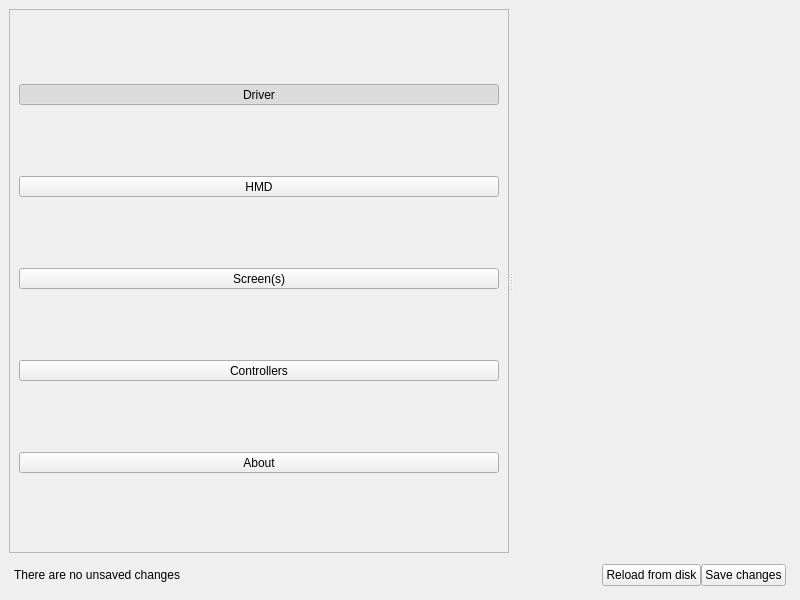
Above: mainwindow.ui from JX5S/HadesVR_GUI_Tool before the change. Below: the same form after it.
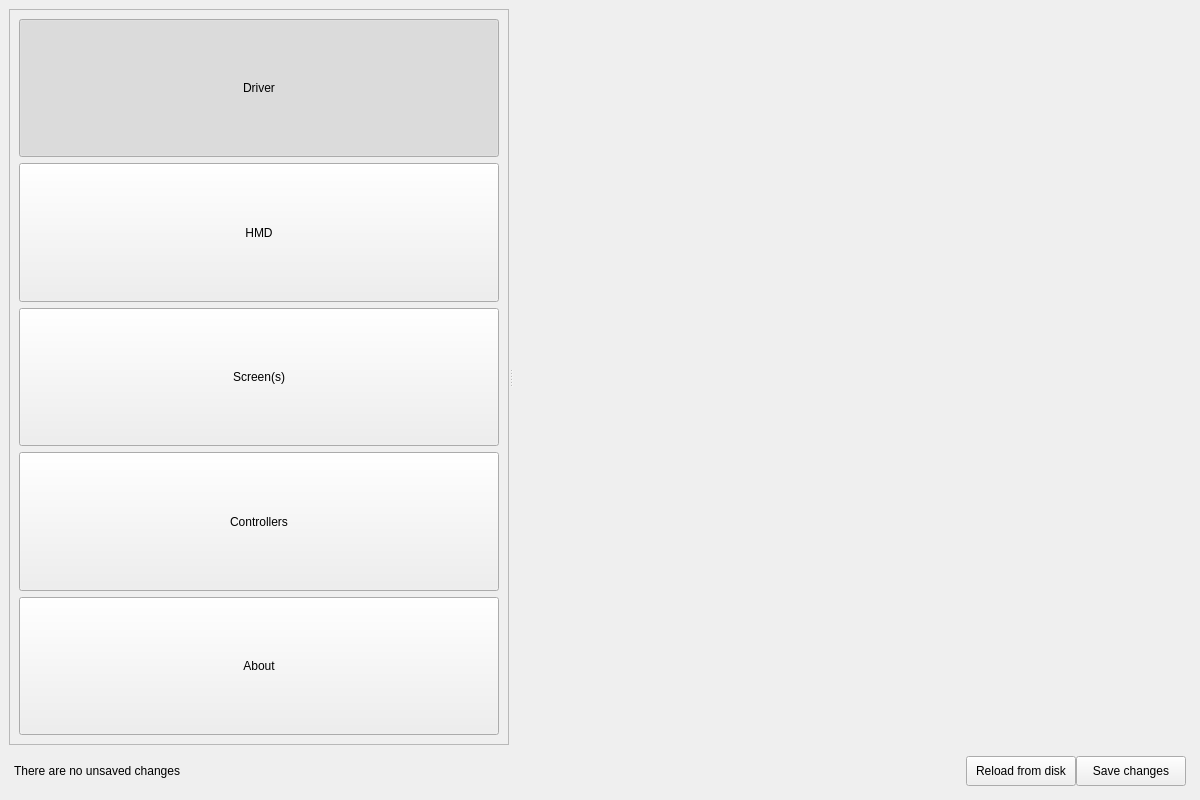
That is the form after the change. Icons and pictures are not drawn.

Commit message: Modified button size

```diff
--- a/mainwindow.ui
+++ b/mainwindow.ui
@@ -6,17 +6,29 @@
    <rect>
     <x>0</x>
     <y>0</y>
-    <width>800</width>
-    <height>600</height>
+    <width>1200</width>
+    <height>800</height>
    </rect>
   </property>
   <property name="windowTitle">
    <string>MainWindow</string>
   </property>
+  <property name="iconSize">
+   <size>
+    <width>100</width>
+    <height>100</height>
+   </size>
+  </property>
   <widget class="QWidget" name="centralwidget">
    <layout class="QVBoxLayout" name="verticalLayout_2">
     <item>
      <widget class="QSplitter" name="splitter">
+      <property name="minimumSize">
+       <size>
+        <width>100</width>
+        <height>100</height>
+       </size>
+      </property>
       <property name="orientation">
        <enum>Qt::Horizontal</enum>
       </property>
@@ -25,7 +37,7 @@
       </property>
       <widget class="QScrollArea" name="scrollArea">
        <property name="sizePolicy">
-        <sizepolicy hsizetype="Preferred" vsizetype="Preferred">
+        <sizepolicy hsizetype="Minimum" vsizetype="Preferred">
          <horstretch>0</horstretch>
          <verstretch>0</verstretch>
         </sizepolicy>
@@ -33,7 +45,7 @@
        <property name="minimumSize">
         <size>
          <width>110</width>
-         <height>0</height>
+         <height>100</height>
         </size>
        </property>
        <property name="maximumSize">
@@ -56,25 +68,37 @@
          <rect>
           <x>0</x>
           <y>0</y>
-          <width>416</width>
-          <height>286</height>
+          <width>484</width>
+          <height>492</height>
          </rect>
         </property>
         <layout class="QVBoxLayout" name="verticalLayout">
          <item>
           <widget class="QToolButton" name="pane_button_driver">
            <property name="sizePolicy">
-            <sizepolicy hsizetype="Preferred" vsizetype="Fixed">
+            <sizepolicy hsizetype="Minimum" vsizetype="MinimumExpanding">
              <horstretch>0</horstretch>
              <verstretch>0</verstretch>
             </sizepolicy>
            </property>
+           <property name="minimumSize">
+            <size>
+             <width>90</width>
+             <height>90</height>
+            </size>
+           </property>
            <property name="text">
             <string>Driver</string>
            </property>
            <property name="icon">
             <iconset theme="applications-development"/>
            </property>
+           <property name="iconSize">
+            <size>
+             <width>60</width>
+             <height>60</height>
+            </size>
+           </property>
            <property name="checkable">
             <bool>true</bool>
            </property>
@@ -92,14 +116,26 @@
          <item>
           <widget class="QToolButton" name="pane_button_hmd">
            <property name="sizePolicy">
-            <sizepolicy hsizetype="Preferred" vsizetype="Fixed">
+            <sizepolicy hsizetype="Minimum" vsizetype="MinimumExpanding">
              <horstretch>0</horstretch>
              <verstretch>0</verstretch>
             </sizepolicy>
            </property>
+           <property name="minimumSize">
+            <size>
+             <width>90</width>
+             <height>90</height>
+            </size>
+           </property>
            <property name="text">
             <string>HMD</string>
            </property>
+           <property name="iconSize">
+            <size>
+             <width>60</width>
+             <height>60</height>
+            </size>
+           </property>
            <property name="checkable">
             <bool>true</bool>
            </property>
@@ -114,14 +150,26 @@
          <item>
           <widget class="QToolButton" name="pane_button_screens">
            <property name="sizePolicy">
-            <sizepolicy hsizetype="Preferred" vsizetype="Fixed">
+            <sizepolicy hsizetype="Minimum" vsizetype="MinimumExpanding">
              <horstretch>0</horstretch>
              <verstretch>0</verstretch>
             </sizepolicy>
            </property>
+           <property name="minimumSize">
+            <size>
+             <width>90</width>
+             <height>90</height>
+            </size>
+           </property>
            <property name="text">
             <string>Screen(s)</string>
            </property>
+           <property name="iconSize">
+            <size>
+             <width>60</width>
+             <height>60</height>
+            </size>
+           </property>
            <property name="checkable">
             <bool>true</bool>
            </property>
@@ -136,14 +184,26 @@
          <item>
           <widget class="QToolButton" name="pane_button_controllers">
            <property name="sizePolicy">
-            <sizepolicy hsizetype="Preferred" vsizetype="Fixed">
+            <sizepolicy hsizetype="Minimum" vsizetype="MinimumExpanding">
              <horstretch>0</horstretch>
              <verstretch>0</verstretch>
             </sizepolicy>
            </property>
+           <property name="minimumSize">
+            <size>
+             <width>90</width>
+             <height>90</height>
+            </size>
+           </property>
            <property name="text">
             <string>Controllers</string>
            </property>
+           <property name="iconSize">
+            <size>
+             <width>60</width>
+             <height>60</height>
+            </size>
+           </property>
            <property name="checkable">
             <bool>true</bool>
            </property>
@@ -158,17 +218,29 @@
          <item>
           <widget class="QToolButton" name="pane_button_about">
            <property name="sizePolicy">
-            <sizepolicy hsizetype="Preferred" vsizetype="Fixed">
+            <sizepolicy hsizetype="Minimum" vsizetype="MinimumExpanding">
              <horstretch>0</horstretch>
              <verstretch>0</verstretch>
             </sizepolicy>
            </property>
+           <property name="minimumSize">
+            <size>
+             <width>90</width>
+             <height>90</height>
+            </size>
+           </property>
            <property name="text">
             <string>About</string>
            </property>
            <property name="icon">
             <iconset theme="help-about"/>
            </property>
+           <property name="iconSize">
+            <size>
+             <width>60</width>
+             <height>60</height>
+            </size>
+           </property>
            <property name="checkable">
             <bool>true</bool>
            </property>
@@ -211,6 +283,12 @@
           <verstretch>0</verstretch>
          </sizepolicy>
         </property>
+        <property name="minimumSize">
+         <size>
+          <width>100</width>
+          <height>30</height>
+         </size>
+        </property>
         <property name="text">
          <string>There are no unsaved changes</string>
         </property>
@@ -219,11 +297,17 @@
       <item>
        <widget class="QPushButton" name="cancel_button">
         <property name="sizePolicy">
-         <sizepolicy hsizetype="Maximum" vsizetype="Fixed">
-          <horstretch>0</horstretch>
-          <verstretch>0</verstretch>
+         <sizepolicy hsizetype="Maximum" vsizetype="Maximum">
+          <horstretch>10</horstretch>
+          <verstretch>10</verstretch>
          </sizepolicy>
         </property>
+        <property name="minimumSize">
+         <size>
+          <width>110</width>
+          <height>30</height>
+         </size>
+        </property>
         <property name="text">
          <string>Reload from disk</string>
         </property>
@@ -232,11 +316,17 @@
       <item>
        <widget class="QPushButton" name="save_button">
         <property name="sizePolicy">
-         <sizepolicy hsizetype="Maximum" vsizetype="Fixed">
-          <horstretch>0</horstretch>
-          <verstretch>0</verstretch>
+         <sizepolicy hsizetype="Maximum" vsizetype="Maximum">
+          <horstretch>10</horstretch>
+          <verstretch>10</verstretch>
          </sizepolicy>
         </property>
+        <property name="minimumSize">
+         <size>
+          <width>110</width>
+          <height>30</height>
+         </size>
+        </property>
         <property name="text">
          <string>Save changes</string>
         </property>
```
The commit also changes 2 other files.
